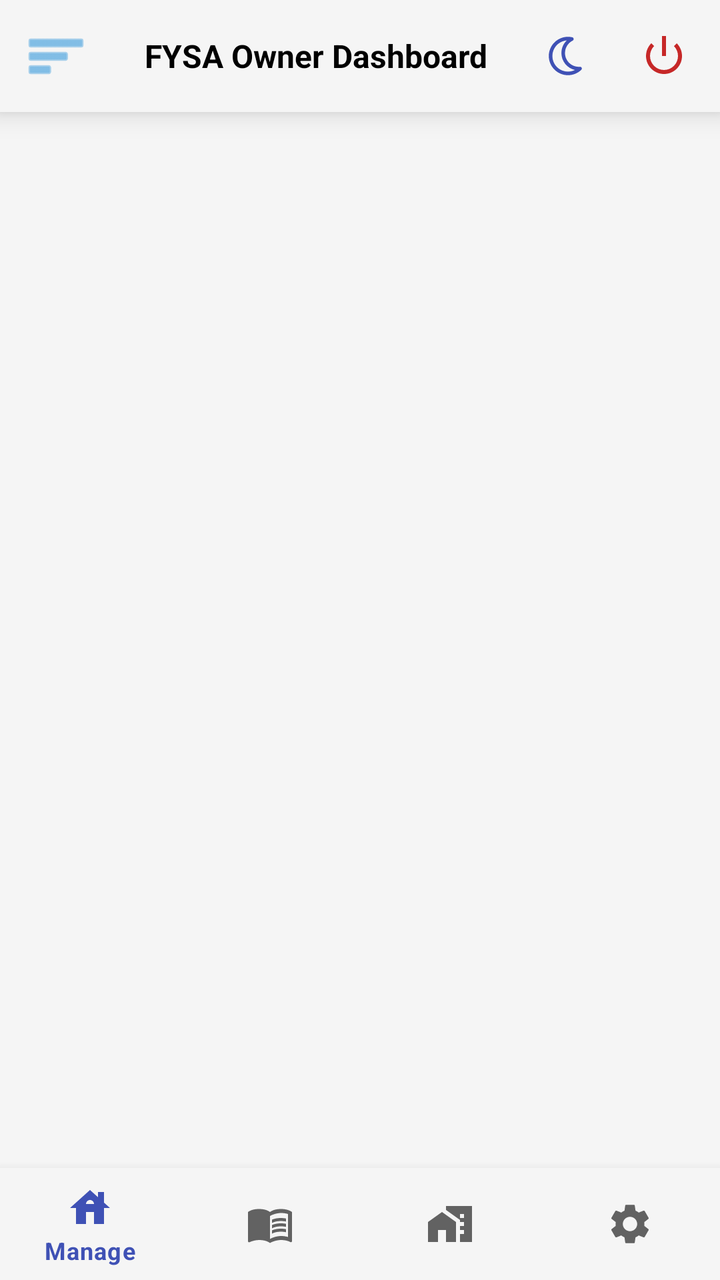
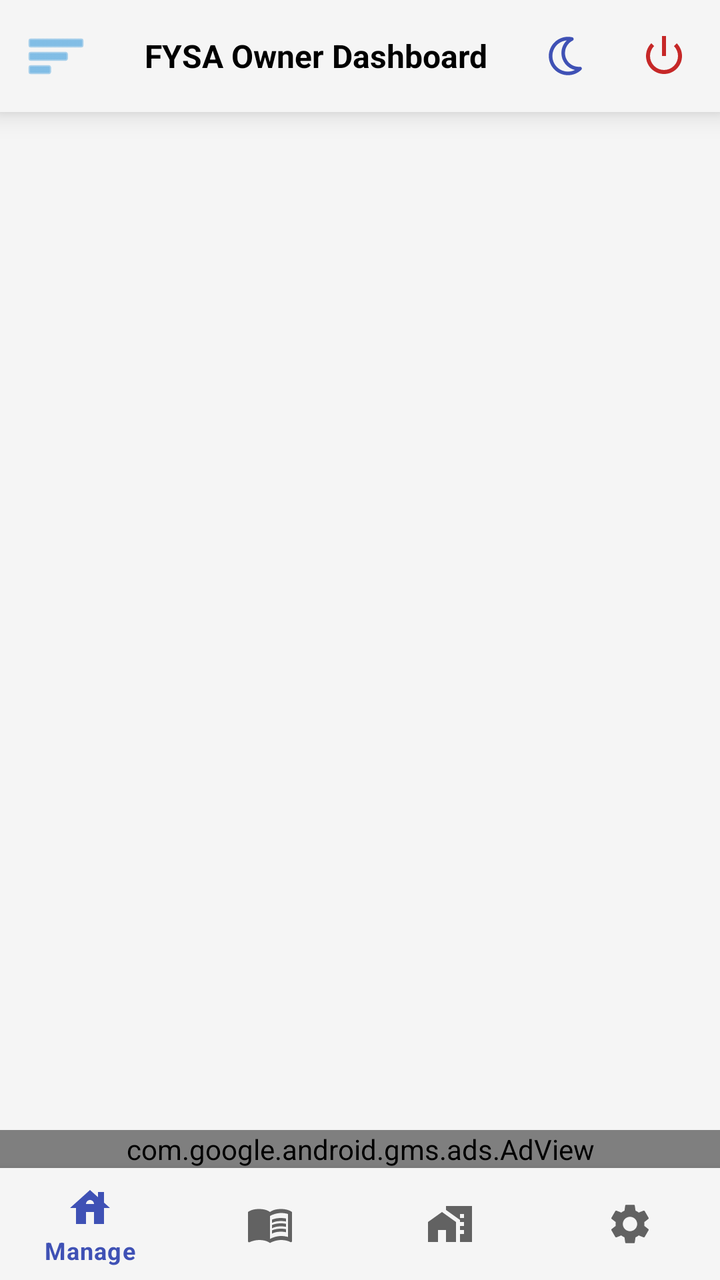

Before-and-after screenshots of an Android layout around one commit, followed by the original layout XML and the change that was made.
<!-- AndroidManifest.xml: application theme Theme.FYSA -->
<!-- res/layout/activity_owner_dashboard.xml -->
<?xml version="1.0" encoding="utf-8"?>
<androidx.drawerlayout.widget.DrawerLayout xmlns:android="http://schemas.android.com/apk/res/android"
    xmlns:app="http://schemas.android.com/apk/res-auto"
    xmlns:tools="http://schemas.android.com/tools"
    android:id="@+id/drawerLayout"
    android:layout_width="match_parent"
    android:layout_height="match_parent">

    
    <androidx.constraintlayout.widget.ConstraintLayout
        android:layout_width="match_parent"
        android:layout_height="match_parent">

        
        <LinearLayout
            android:id="@+id/topBar"
            android:layout_width="match_parent"
            android:layout_height="wrap_content"
            android:background="@color/appBarColor"
            android:elevation="8dp"
            android:gravity="center_vertical"
            android:orientation="horizontal"
            android:padding="4dp"
            app:layout_constraintEnd_toEndOf="parent"
            app:layout_constraintStart_toStartOf="parent"
            app:layout_constraintTop_toTopOf="parent">

            <ImageButton
                android:id="@+id/btnHamburger"
                android:layout_width="48dp"
                android:layout_height="48dp"
                android:background="?attr/selectableItemBackgroundBorderless"
                android:contentDescription="@string/menu"
                android:padding="8dp"
                android:scaleType="centerInside"
                app:srcCompat="@android:drawable/ic_menu_sort_by_size"
                app:tint="@color/PeterRiver" />

            <TextView
                android:id="@+id/tvAppName"
                android:layout_width="0dp"
                android:layout_height="wrap_content"
                android:layout_weight="1"
                android:gravity="center"
                android:text="@string/fysa_owner_dashboard"
                android:textColor="@color/textPrimary"
                android:textSize="16sp"
                android:textStyle="bold" />

            <ImageButton
                android:id="@+id/btnThemeToggle"
                android:layout_width="40dp"
                android:layout_height="40dp"
                android:layout_marginEnd="4dp"
                android:background="?attr/selectableItemBackgroundBorderless"
                android:contentDescription="@string/theme_toggle"
                android:padding="8dp"
                android:scaleType="fitCenter"
                app:srcCompat="@drawable/ic_moon"
                app:tint="@color/btnOutlineText"
                tools:ignore="TouchTargetSizeCheck" />

            <ImageButton
                android:id="@+id/btnLogout"
                android:layout_width="48dp"
                android:layout_height="48dp"
                android:background="?attr/selectableItemBackgroundBorderless"
                android:contentDescription="@string/logout"
                android:padding="8dp"
                app:srcCompat="@android:drawable/ic_lock_power_off"
                app:tint="@color/red_800" />
        </LinearLayout>

        
        <TextView
            android:id="@+id/tvWelcome"
            android:layout_width="wrap_content"
            android:layout_height="wrap_content"
            android:layout_marginStart="16dp"
            android:layout_marginTop="12dp"
            android:text=""
            android:textColor="@color/textPrimary"
            android:textSize="18sp"
            android:textStyle="bold"
            app:layout_constraintEnd_toEndOf="parent"
            app:layout_constraintStart_toStartOf="parent"
            app:layout_constraintTop_toBottomOf="@id/topBar" />

        
        <FrameLayout
            android:id="@+id/fragmentContainer"
            android:layout_width="0dp"
            android:layout_height="0dp"
            app:layout_constraintBottom_toTopOf="@id/bottomNavigationView"
            app:layout_constraintEnd_toEndOf="parent"
            app:layout_constraintStart_toStartOf="parent"
            app:layout_constraintTop_toBottomOf="@id/tvWelcome" />

        
        <com.google.android.material.bottomnavigation.BottomNavigationView
            android:id="@+id/bottomNavigationView"
            android:layout_width="0dp"
            android:layout_height="wrap_content"
            app:layout_constraintBottom_toBottomOf="parent"
            app:layout_constraintEnd_toEndOf="parent"
            app:layout_constraintStart_toStartOf="parent"
            app:menu="@menu/menu_owner_bottom_nav" />

    </androidx.constraintlayout.widget.ConstraintLayout>

    
    <com.google.android.material.navigation.NavigationView
        android:id="@+id/navigationView"
        android:layout_width="wrap_content"
        android:layout_height="match_parent"
        android:layout_gravity="start"
        app:headerLayout="@layout/nav_header_owner"
        app:itemIconTint="@color/red_800"
        app:itemTextColor="@color/textPrimary"
        app:menu="@menu/menu_owner_drawer" />
</androidx.drawerlayout.widget.DrawerLayout>
<!-- res/layout/nav_header_owner.xml (included above) -->
<LinearLayout xmlns:android="http://schemas.android.com/apk/res/android"
    xmlns:app="http://schemas.android.com/apk/res-auto"
    android:layout_width="match_parent"
    android:layout_height="180dp"
    android:background="@color/appBarColor"
    android:gravity="center"
    android:orientation="vertical"
    android:padding="16dp">

    <com.google.android.material.imageview.ShapeableImageView
        android:id="@+id/ivProfileOwner"
        android:layout_width="100dp"
        android:layout_height="100dp"
        android:scaleType="centerCrop"
        android:src="@mipmap/ic_profile_image_round"
        app:shapeAppearanceOverlay="@style/CircleImage"
        app:strokeColor="@color/appBarColor"
        app:strokeWidth="3dp" />

    <TextView
        android:id="@+id/tvOwnerName"
        android:layout_width="wrap_content"
        android:layout_height="wrap_content"
        android:layout_marginTop="8dp"
        android:text="Welcome Owner"
        android:textColor="@color/textPrimary"
        android:textSize="18sp"
        android:textStyle="bold" />
</LinearLayout>
<!-- resources referenced by this layout -->
<resources>
  <color name="PeterRiver">#3498DB</color>
  <color name="appBarColor">#F5F5F5</color>"
  <color name="btnOutlineText">#3F51B5</color>
  <color name="red_800">#C62828</color>
  <color name="textPrimary">#000000</color>
  <!-- drawable ic_moon (drawable) -->
  <vector xmlns:android="http://schemas.android.com/apk/res/android" xmlns:aapt="http://schemas.android.com/aapt"
      android:viewportWidth="640"
      android:viewportHeight="640"
      android:width="640dp"
      android:height="640dp">
      <path
          android:pathData="M303.3 112.7C196.2 121.2 112 210.8 112 320C112 434.9 205.1 528 320 528C353.3 528 384.7 520.2 412.6 506.3C309.2 482.9 232 390.5 232 280C232 214.2 259.4 154.9 303.3 112.7zM64 320C64 178.6 178.6 64 320 64C339.4 64 358.4 66.2 376.7 70.3C386.6 72.5 394 80.8 395.2 90.8C396.4 100.8 391.2 110.6 382.1 115.2C321.5 145.4 280 207.9 280 280C280 381.6 362.4 464 464 464C469 464 473.9 463.8 478.8 463.4C488.9 462.6 498.4 468.2 502.6 477.5C506.8 486.8 504.6 497.6 497.3 504.6C451.3 548.8 388.8 576 320 576C178.6 576 64 461.4 64 320z"
          android:fillColor="#000000" />
  </vector>
  <!-- mipmap ic_profile_image_round (mipmap-anydpi-v26) -->
  <?xml version="1.0" encoding="utf-8"?>
  <adaptive-icon xmlns:android="http://schemas.android.com/apk/res/android">
      <background android:drawable="@color/ic_profile_image_background"/>
      <foreground android:drawable="@mipmap/ic_profile_image_foreground"/>
  </adaptive-icon>
  <string name="fysa_owner_dashboard">FYSA Owner Dashboard</string>
  <string name="logout">Logout</string>
  <string name="menu">Menu</string>
  <string name="theme_toggle">dark</string>
  <style name="CircleImage">
          <item name="cornerFamily">rounded</item>
          <item name="cornerSize">50%</item>
      </style>
  <style name="Theme.FYSA" parent="Theme.MaterialComponents.DayNight.NoActionBar">
          <item name="colorPrimary">@color/btnPrimary</item>
          <item name="colorPrimaryVariant">@color/btnPrimary</item>
          <item name="colorOnPrimary">@color/btnTextPrimary</item>
  
          <item name="colorSecondary">@color/btnSecondary</item>
          <item name="colorSecondaryVariant">@color/btnSecondary</item>
          <item name="colorOnSecondary">@color/btnTextSecondary</item>
  
          <item name="android:colorBackground">@color/bgColor</item>
          <item name="colorSurface">@color/bgColor</item>
          <item name="colorOnSurface">@color/textPrimary</item>
  
          <item name="android:statusBarColor" tools:targetApi="l">?attr/colorPrimary</item>
          <item name="android:windowLightStatusBar">true</item>
  
          <item name="materialButtonStyle">@style/Widget.MaterialComponents.Button</item>
          <item name="materialButtonOutlinedStyle">@style/Widget.MaterialComponents.Button.OutlinedButton</item>
      </style>
  <color name="ic_profile_image_background">#FFFFFF</color>
  <color name="btnPrimary">#3F51B5</color>
  <color name="btnTextPrimary">#FFFFFF</color>
  <color name="btnSecondary">#FF9800</color>
  <color name="btnTextSecondary">#FFFFFF</color>
  <color name="bgColor">#F5F5F5</color>
</resources>

<!-- the commit's change to res/layout/activity_owner_dashboard.xml (unified diff, before → after) -->
@@ -91,10 +91,22 @@
             android:id="@+id/fragmentContainer"
             android:layout_width="0dp"
             android:layout_height="0dp"
+            app:layout_constraintTop_toBottomOf="@id/tvWelcome"
+            app:layout_constraintStart_toStartOf="parent"
+            app:layout_constraintEnd_toEndOf="parent"
+            app:layout_constraintBottom_toTopOf="@id/adViewBanner" />
+
+        
+        <com.google.android.gms.ads.AdView
+            android:id="@+id/adViewBanner"
+            android:layout_width="match_parent"
+            android:layout_height="wrap_content"
+            android:layout_gravity="center"
             app:layout_constraintBottom_toTopOf="@id/bottomNavigationView"
+            app:layout_constraintStart_toStartOf="parent"
             app:layout_constraintEnd_toEndOf="parent"
-            app:layout_constraintStart_toStartOf="parent"
-            app:layout_constraintTop_toBottomOf="@id/tvWelcome" />
+            app:adSize="BANNER"
+            app:adUnitId="ca-app-pub-3940256099942544/6300978111" /> 
 
         
         <com.google.android.material.bottomnavigation.BottomNavigationView
